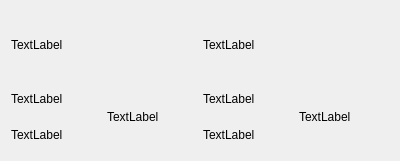
Above: flightinfowidget.ui from OmarT-Y/TravelPlaner before the change. Below: the same form after it.
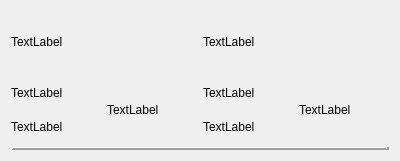
That is the form after the change.

```diff
--- a/flightinfowidget.ui
+++ b/flightinfowidget.ui
@@ -104,6 +104,19 @@
        </item>
       </layout>
      </item>
+     <item>
+      <widget class="QFrame" name="frame">
+       <property name="frameShape">
+        <enum>QFrame::HLine</enum>
+       </property>
+       <property name="frameShadow">
+        <enum>QFrame::Raised</enum>
+       </property>
+       <property name="lineWidth">
+        <number>3</number>
+       </property>
+      </widget>
+     </item>
     </layout>
    </item>
   </layout>
```
